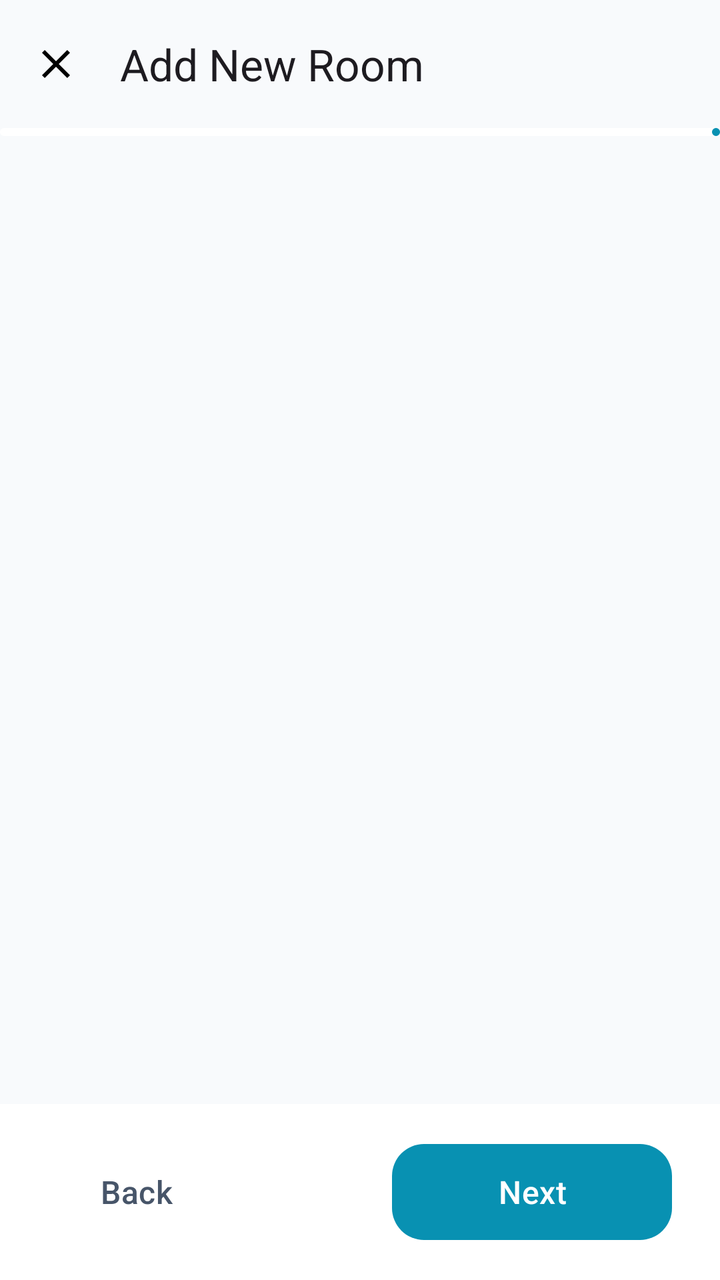
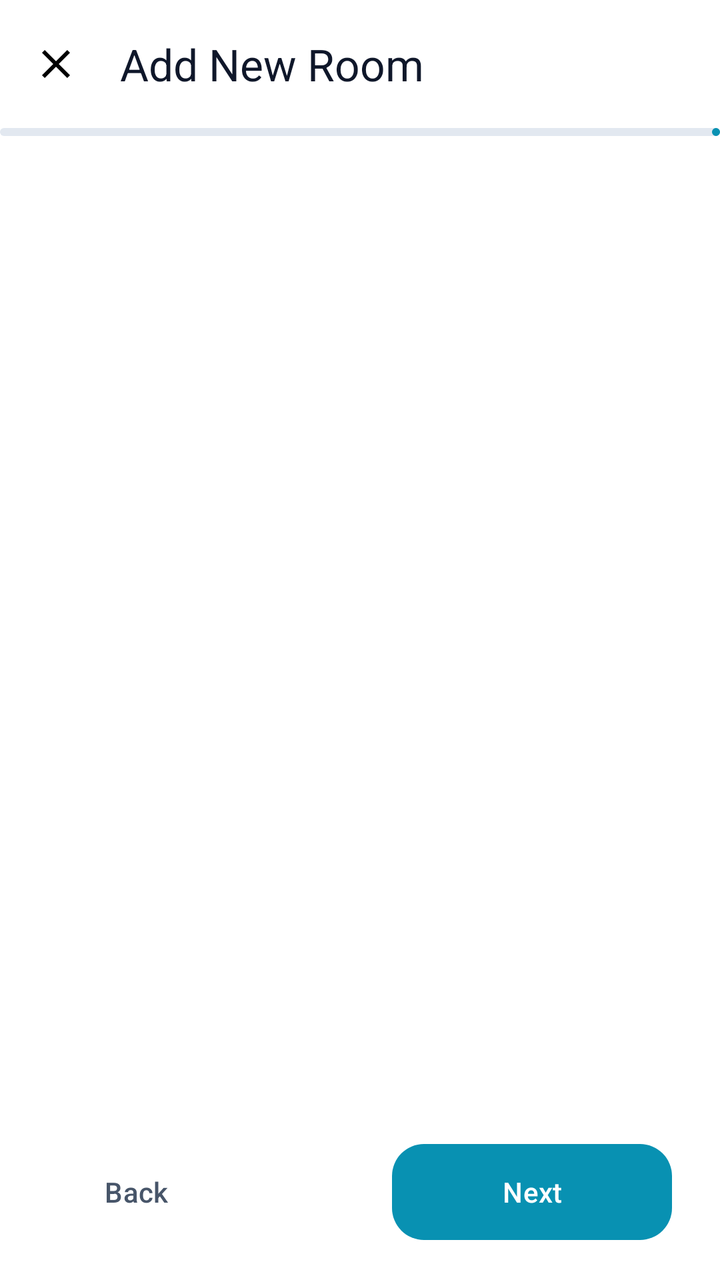

Compare the two renders of this Android layout. The source of the first and the diff that turns it into the second are given below.
<!-- AndroidManifest.xml: application theme Theme.StudentRoomSharingApp -->
<!-- res/layout/activity_add_room.xml -->
<?xml version="1.0" encoding="utf-8"?>
<androidx.constraintlayout.widget.ConstraintLayout
    xmlns:android="http://schemas.android.com/apk/res/android"
    xmlns:app="http://schemas.android.com/apk/res-auto"
    android:layout_width="match_parent"
    android:layout_height="match_parent"
    android:background="@color/md_theme_light_background">

    
    <androidx.appcompat.widget.Toolbar
        android:id="@+id/toolbar_add_room"
        android:layout_width="match_parent"
        android:layout_height="?attr/actionBarSize"
        app:title="Add New Room"
        app:navigationIcon="@drawable/baseline_close_24"
        app:layout_constraintTop_toTopOf="parent" />

    
    <com.google.android.material.progressindicator.LinearProgressIndicator
        android:id="@+id/progress_add_room"
        android:layout_width="match_parent"
        android:layout_height="wrap_content"
        android:progress="25"
        app:indicatorColor="@color/md_theme_light_primary"
        app:trackColor="@color/md_theme_light_surface"
        app:trackCornerRadius="4dp"
        app:layout_constraintTop_toBottomOf="@id/toolbar_add_room" />

    
    <androidx.viewpager2.widget.ViewPager2
        android:id="@+id/viewpager_add_room_steps"
        android:layout_width="match_parent"
        android:layout_height="0dp"
        app:layout_constraintTop_toBottomOf="@id/progress_add_room"
        app:layout_constraintBottom_toTopOf="@id/layout_bottom_actions" />

    
    <androidx.constraintlayout.widget.ConstraintLayout
        android:id="@+id/layout_bottom_actions"
        android:layout_width="match_parent"
        android:layout_height="wrap_content"
        android:background="@color/white"
        android:paddingHorizontal="24dp"
        android:paddingVertical="16dp"
        app:layout_constraintBottom_toBottomOf="parent">

        
        <com.google.android.material.button.MaterialButton
            android:id="@+id/btn_wizard_back"
            style="@style/Widget.Material3.Button.TextButton"
            android:layout_width="wrap_content"
            android:layout_height="56dp"
            android:text="Back"
            android:textSize="16dp"
            android:textColor="@color/md_theme_light_onSurfaceVariant"
            app:layout_constraintTop_toTopOf="parent"
            app:layout_constraintBottom_toBottomOf="parent"
            app:layout_constraintStart_toStartOf="parent" />

        
        <com.google.android.material.button.MaterialButton
            android:id="@+id/btn_wizard_next"
            style="@style/Widget.Material3.Button"
            android:layout_width="140dp"
            android:layout_height="56dp"
            android:text="Next"
            android:textSize="16dp"
            app:cornerRadius="16dp"
            app:layout_constraintTop_toTopOf="parent"
            app:layout_constraintBottom_toBottomOf="parent"
            app:layout_constraintEnd_toEndOf="parent" />

    </androidx.constraintlayout.widget.ConstraintLayout>
</androidx.constraintlayout.widget.ConstraintLayout>
<!-- resources referenced by this layout -->
<resources>
  <color name="md_theme_light_background">@color/background</color>
  <color name="md_theme_light_onSurfaceVariant">@color/onSurfaceVariant</color>
  <color name="md_theme_light_primary">@color/primary</color>
  <color name="md_theme_light_surface">@color/surface</color>
  <color name="white">#FFFFFFFF</color>
  <color name="background">#F8FAFC</color>
  <color name="onSurfaceVariant">#475569</color>
  <color name="primary">#0891B2</color>
  <color name="surface">#FFFFFF</color>
  <color name="onPrimary">#FFFFFF</color>
  <color name="primaryContainer">#B5EAFB</color>
  <color name="onPrimaryContainer">#001F2A</color>
  <color name="secondary">#4E6A74</color>
  <color name="onSecondary">#FFFFFF</color>
  <color name="secondaryContainer">#D1F0F8</color>
  <color name="onSecondaryContainer">#05212A</color>
  <color name="tertiary">#9B6B4C</color>
  <color name="onTertiary">#FFFFFF</color>
  <color name="error">#DC2626</color>
  <color name="onError">#FFFFFF</color>
  <color name="errorContainer">#FFDAD6</color>
  <color name="onErrorContainer">#410002</color>
  <color name="onBackground">#0F172A</color>
  <color name="onSurface">#0F172A</color>
  <color name="surfaceVariant">#E2E8F0</color>
  <color name="outline">#94A3B8</color>
  <style name="TextAppearance.StudentRoomSharingApp.HeadlineMedium" parent="TextAppearance.Material3.HeadlineMedium">
          <item name="android:textSize">28sp</item>
          <item name="android:lineSpacingExtra">0sp</item>
          <item name="android:fontWeight">600</item>
      </style>
  <style name="TextAppearance.StudentRoomSharingApp.TitleLarge" parent="TextAppearance.Material3.TitleLarge">
          <item name="android:textSize">22sp</item>
          <item name="android:lineSpacingExtra">0sp</item>
          <item name="android:fontWeight">600</item>
      </style>
  <style name="TextAppearance.StudentRoomSharingApp.TitleMedium" parent="TextAppearance.Material3.TitleMedium">
          <item name="android:textSize">16sp</item>
          <item name="android:lineSpacingExtra">0sp</item>
          <item name="android:fontWeight">600</item>
      </style>
  <style name="TextAppearance.StudentRoomSharingApp.TitleSmall" parent="TextAppearance.Material3.TitleSmall">
          <item name="android:textSize">14sp</item>
          <item name="android:lineSpacingExtra">0sp</item>
          <item name="android:fontWeight">600</item>
      </style>
  <style name="TextAppearance.StudentRoomSharingApp.BodyLarge" parent="TextAppearance.Material3.BodyLarge">
          <item name="android:textSize">16sp</item>
          <item name="android:lineSpacingExtra">4sp</item>
      </style>
  <style name="TextAppearance.StudentRoomSharingApp.BodyMedium" parent="TextAppearance.Material3.BodyMedium">
          <item name="android:textSize">14sp</item>
          <item name="android:lineSpacingExtra">4sp</item>
      </style>
  <style name="TextAppearance.StudentRoomSharingApp.BodySmall" parent="TextAppearance.Material3.BodySmall">
          <item name="android:textSize">12sp</item>
          <item name="android:lineSpacingExtra">4sp</item>
      </style>
  <style name="TextAppearance.StudentRoomSharingApp.LabelLarge" parent="TextAppearance.Material3.LabelLarge">
          <item name="android:textSize">14sp</item>
          <item name="android:fontWeight">500</item>
          <item name="android:letterSpacing">0.01</item>
      </style>
  <style name="TextAppearance.StudentRoomSharingApp.LabelMedium" parent="TextAppearance.Material3.LabelMedium">
          <item name="android:textSize">12sp</item>
          <item name="android:fontWeight">500</item>
          <item name="android:letterSpacing">0.02</item>
      </style>
  <style name="TextAppearance.StudentRoomSharingApp.LabelSmall" parent="TextAppearance.Material3.LabelSmall">
          <item name="android:textSize">11sp</item>
          <item name="android:fontWeight">500</item>
          <item name="android:letterSpacing">0.03</item>
      </style>
  <!-- unchanged entries left out for length: 3 -->
</resources>

<!-- the commit's change to res/layout/activity_add_room.xml (unified diff, before → after) -->
@@ -4,15 +4,18 @@
     xmlns:app="http://schemas.android.com/apk/res-auto"
     android:layout_width="match_parent"
     android:layout_height="match_parent"
-    android:background="@color/md_theme_light_background">
+    android:background="?attr/colorSurface">
 
     
     <androidx.appcompat.widget.Toolbar
         android:id="@+id/toolbar_add_room"
         android:layout_width="match_parent"
         android:layout_height="?attr/actionBarSize"
+        android:background="?attr/colorSurface"
         app:title="Add New Room"
+        app:titleTextColor="?attr/colorOnBackground"
         app:navigationIcon="@drawable/baseline_close_24"
+        app:navigationIconTint="?attr/colorOnSurface"
         app:layout_constraintTop_toTopOf="parent" />
 
     
@@ -21,9 +24,9 @@
         android:layout_width="match_parent"
         android:layout_height="wrap_content"
         android:progress="25"
-        app:indicatorColor="@color/md_theme_light_primary"
-        app:trackColor="@color/md_theme_light_surface"
-        app:trackCornerRadius="4dp"
+        app:indicatorColor="?attr/colorPrimary"
+        app:trackColor="?attr/colorSurfaceVariant"
+        app:trackCornerRadius="@dimen/shapeCornerSmall"
         app:layout_constraintTop_toBottomOf="@id/toolbar_add_room" />
 
     
@@ -39,7 +42,7 @@
         android:id="@+id/layout_bottom_actions"
         android:layout_width="match_parent"
         android:layout_height="wrap_content"
-        android:background="@color/white"
+        android:background="?attr/colorSurface"
         android:paddingHorizontal="24dp"
         android:paddingVertical="16dp"
         app:layout_constraintBottom_toBottomOf="parent">
@@ -51,8 +54,8 @@
             android:layout_width="wrap_content"
             android:layout_height="56dp"
             android:text="Back"
-            android:textSize="16dp"
-            android:textColor="@color/md_theme_light_onSurfaceVariant"
+            android:textAppearance="?attr/textAppearanceLabelLarge"
+            android:textColor="?attr/colorOnSurfaceVariant"
             app:layout_constraintTop_toTopOf="parent"
             app:layout_constraintBottom_toBottomOf="parent"
             app:layout_constraintStart_toStartOf="parent" />
@@ -64,8 +67,8 @@
             android:layout_width="140dp"
             android:layout_height="56dp"
             android:text="Next"
-            android:textSize="16dp"
-            app:cornerRadius="16dp"
+            android:textAppearance="?attr/textAppearanceLabelLarge"
+            app:cornerRadius="@dimen/shapeCornerLarge"
             app:layout_constraintTop_toTopOf="parent"
             app:layout_constraintBottom_toBottomOf="parent"
             app:layout_constraintEnd_toEndOf="parent" />
<!-- resource entries referenced after the edit -->
@@ -1,10 +1,7 @@
 <!-- resources referenced by this layout -->
 <resources>
-  <color name="md_theme_light_background">@color/background</color>
-  <color name="md_theme_light_onSurfaceVariant">@color/onSurfaceVariant</color>
-  <color name="md_theme_light_primary">@color/primary</color>
-  <color name="md_theme_light_surface">@color/surface</color>
-  <color name="white">#FFFFFFFF</color>
+  <dimen name="shapeCornerLarge">16dp</dimen>
+  <dimen name="shapeCornerSmall">4dp</dimen>
   <color name="background">#F8FAFC</color>
   <color name="onSurfaceVariant">#475569</color>
   <color name="primary">#0891B2</color>
